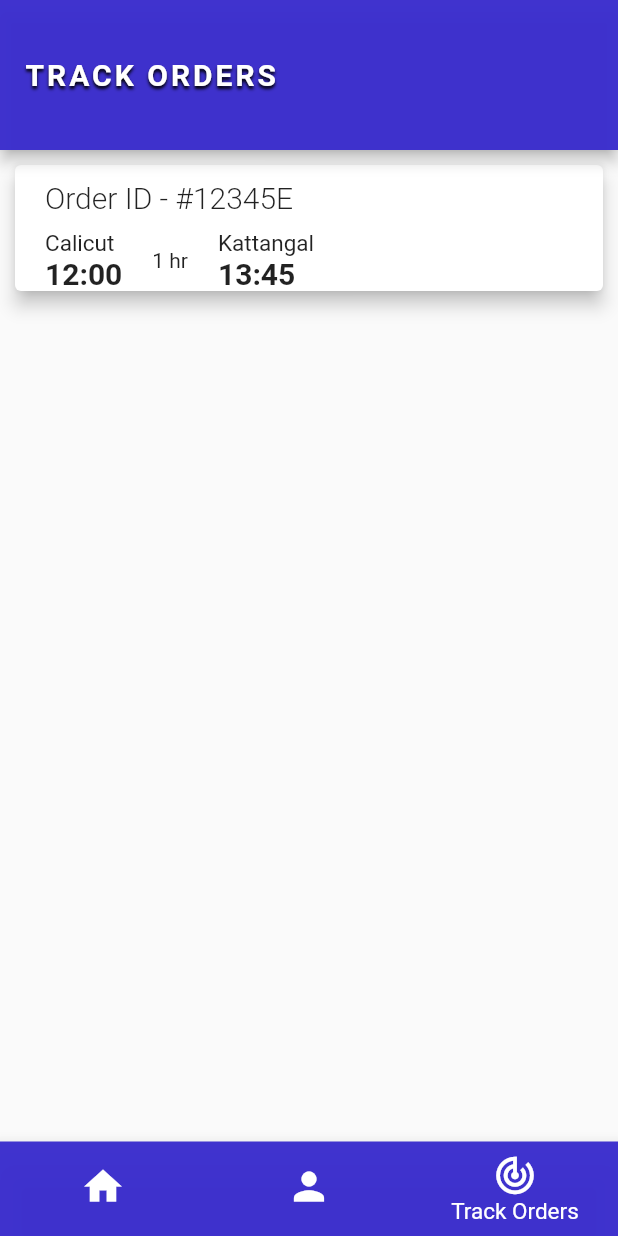
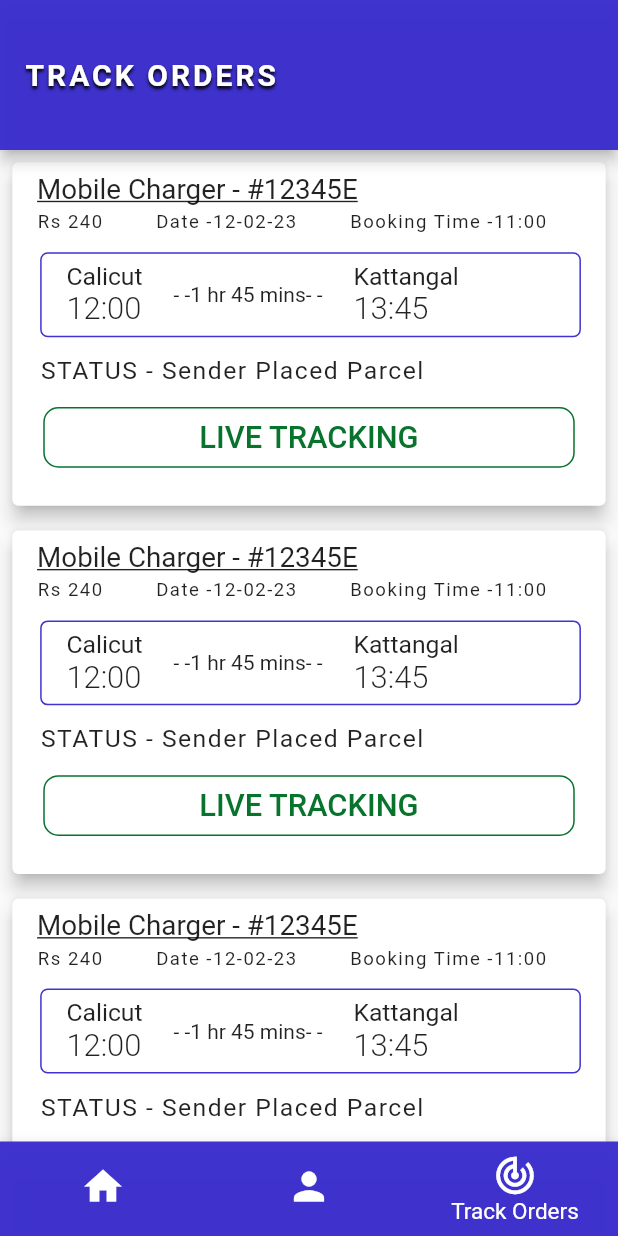
Before and after one commit to pramodhmark-1845/HyperRoute, a Flutter app: the screen it shows after launch, item 3 of the bottom bar chosen, on a phone screen of 412 x 824 dp. Run offline on Flutter 3.47's test engine with Material 2 defaults, Android fonts, the light colour scheme and no system bars; our stand-ins replace carousel_slider, cloud_firestore, drop_shadow_image, dropdown_search, firebase_auth, firebase_core and 2 more; missing offline and left inert: dart:ffi; accounts and stored records are empty; network calls fail.

Commit message:
Track order page Creation

```diff
--- a/lib/pages/home.dart
+++ b/lib/pages/home.dart
@@ -42,9 +42,12 @@ class _home_pageState extends State<home_page> {
 
   @override
   Widget build(BuildContext context)  {
-    print('Here');
     double height = MediaQuery.of(context).size.height;
     double width = MediaQuery.of(context).size.width;
+    print("Height");
+    print(height);
+    print("Width");
+    print(width);
     return Scaffold(
       backgroundColor: Color.fromARGB(255, 255, 255, 255),
 //APP BAR
--- a/lib/pages/parcel_details.dart
+++ b/lib/pages/parcel_details.dart
@@ -24,7 +24,12 @@ class _parcel_pageState extends State<parcel_page> {
   TextEditingController est_val = TextEditingController(text: '');
   @override
   Widget build(BuildContext context) {
-    print(cat);
+    double height = MediaQuery.of(context).size.height;
+    double width = MediaQuery.of(context).size.width;
+    print("Height");
+    print(height);
+    print("Width");
+    print(width);
     return Scaffold(
       appBar: AppBar(
         title: Text(
--- a/lib/services/get_track_buses.dart
+++ b/lib/services/get_track_buses.dart
@@ -6,7 +6,10 @@ List<trans> cur_t = [];
 
 void get_trans()
 {
-  cur_t.add(trans(BusId:"1234", start: "Calicut",end: "Kattangal",start_time: "12:00",end_time: "13:45", TransId:"#12345E",Status:"Sender Placed Parcel",Booking_date: "12-02-23",Booking_time: "11:00"));
+  cur_t.add(trans(BusId:"1234", start: "Calicut",end: "Kattangal",start_time: "12:00",end_time: "13:45", TransId:"#12345E",Status:"Sender Placed Parcel",Booking_date: "12-02-23",Booking_time: "11:00",time_diff:"1 hr 45 mins",price:"240",parcel_name: "Mobile Charger"));
+  cur_t.add(trans(BusId:"1234", start: "Calicut",end: "Kattangal",start_time: "12:00",end_time: "13:45", TransId:"#12345E",Status:"Sender Placed Parcel",Booking_date: "12-02-23",Booking_time: "11:00",time_diff:"1 hr 45 mins",price:"240",parcel_name: "Mobile Charger"));
+  cur_t.add(trans(BusId:"1234", start: "Calicut",end: "Kattangal",start_time: "12:00",end_time: "13:45", TransId:"#12345E",Status:"Sender Placed Parcel",Booking_date: "12-02-23",Booking_time: "11:00",time_diff:"1 hr 45 mins",price:"240",parcel_name: "Mobile Charger"));
+  cur_t.add(trans(BusId:"1234", start: "Calicut",end: "Kattangal",start_time: "12:00",end_time: "13:45", TransId:"#12345E",Status:"Sender Placed Parcel",Booking_date: "12-02-23",Booking_time: "11:00",time_diff:"1 hr 45 mins",price:"240",parcel_name: "Mobile Charger"));
   return;
 }
 // fectch data from firebase using transId
--- a/lib/services/track_buses.dart
+++ b/lib/services/track_buses.dart
@@ -10,8 +10,10 @@ class trans {
   String ? Status;
   String ? Booking_date;
   String ? Booking_time;
+  String ?  time_diff;
   String ? price;
-  trans({this.BusId, this.start, this.end, this.start_time, this.end_time,this.TransId,this.Status,this.Booking_date,this.Booking_time,this.price});
+  String ? parcel_name;
+  trans({this.BusId, this.start, this.end, this.start_time, this.end_time,this.TransId,this.Status,this.Booking_date,this.Booking_time,this.price,this.time_diff,this.parcel_name});
 }
 
 class trans_card extends StatefulWidget {
@@ -25,73 +27,150 @@ class trans_card extends StatefulWidget {
 class _trans_cardState extends State<trans_card> {
   @override
   Widget build(BuildContext context) {
-    return MediaQuery(
-      data: MediaQuery.of(context).copyWith(textScaleFactor: 1.0),
-      child: Center(
+    double height = MediaQuery.of(context).size.height;
+    double width = MediaQuery.of(context).size.width;
+    print("Height");
+    print(height);
+    print("Width");
+    print(width);
+    return Center(
       child: SizedBox(
-          width: MediaQuery.of(context).size.width * 1,
+        width: width * 1,
         child: Card(
           elevation: 5,
-            margin: EdgeInsets.symmetric(horizontal: 10, vertical: 10),
+          margin: EdgeInsets.symmetric(horizontal: width*0.02, vertical: height*0.01),
           child: Column(
             children: [
               Container(
                 alignment: Alignment.centerLeft,
-                  margin: EdgeInsets.fromLTRB(20, 10,0,10),
+                margin: EdgeInsets.fromLTRB(width*0.04,height*0.88*0.01,width*0.04,height*0.88*0.005),
                 child: Text(
-                    "Order ID - " + widget.s.TransId.toString(),
+                  widget.s.parcel_name.toString()+" - " + widget.s.TransId.toString(),
                   style: TextStyle(
-                      fontWeight: FontWeight.w300,
-                      fontSize: 20,
+                    fontWeight: FontWeight.w400,
+                    fontSize: width*0.045,
+                    decoration: TextDecoration.underline,
                   ),
                 ),
               ),
               Row(
                 children: [
-                    SizedBox(width: 20),
+                  Container(
+                    margin: EdgeInsets.fromLTRB(width*0.04,0,width*0.04,height*0.88*0.01),
+                    child: Text("Rs "+widget.s.price.toString(),
+                    style: TextStyle(
+                      fontSize: width*0.03,
+                      letterSpacing: 1,
+                    ),),
+                  ),
+                  Container(
+                    margin: EdgeInsets.fromLTRB(width*0.045,0,width*0.04,height*0.88*0.01),
+                    child: Text("Date -"+widget.s.Booking_date.toString(),
+                      style: TextStyle(
+                        fontSize: width*0.03,
+                        letterSpacing: 1,
+                      ),),
+                  ),
+                  Container(
+                    margin: EdgeInsets.fromLTRB(width*0.045,0,width*0.04,height*0.88*0.01),
+                    child: Text("Booking Time -"+widget.s.Booking_time.toString(),
+                      style: TextStyle(
+                        fontSize: width*0.03,
+                        letterSpacing: 1,
+                      ),),
+                  ),
+                ],
+              ),
+              Container(
+                margin: EdgeInsets.fromLTRB(width*0.045,height*0.88*0.008,width*0.04,height*0.88*0.008),
+                padding:EdgeInsets.fromLTRB(0,height*0.88*0.008,0,height*0.88*0.008),
+                decoration: BoxDecoration(
+                    border: Border.all(color: Color(0xF73A2DCD)),
+                    borderRadius: BorderRadius.all(Radius.circular(5)),
+                ),
+                child: Row(
+                  children: [
+                    SizedBox(width: width*0.04),
                     Column(
                       crossAxisAlignment: CrossAxisAlignment.start,
                       children: [
                         Text(
                           widget.s.start.toString(),
                           style: TextStyle(
-                            fontSize: 15,
+                            fontSize: width*0.04,
+                            fontWeight: FontWeight.w400,
                           ),
                         ),
                         Text(
                           widget.s.start_time.toString(),
                           style: TextStyle(
-                            fontWeight: FontWeight.w700,
-                            fontSize: 20,
+                            fontWeight: FontWeight.w300,
+                            fontSize: width*0.05,
                           ),
                         ),
                       ],
                     ),
                     Container(
-                        margin: EdgeInsets.symmetric(horizontal: 20),
-                        child: Text("1 hr")),
+                        margin: EdgeInsets.symmetric(horizontal: width*0.05),
+                        child: Text("- -"+widget.s.time_diff.toString()+"- -")),
                     Column(
                       crossAxisAlignment: CrossAxisAlignment.start,
                       children: [
                         Text(
                           widget.s.end.toString(),
                           style: TextStyle(
-                            fontSize: 15,
+                            fontSize: width*0.04,
+                            fontWeight: FontWeight.w400,
                           ),
                         ),
                         Text(
                           widget.s.end_time.toString(),
                           style: TextStyle(
-                            fontWeight: FontWeight.w700,
-                            fontSize: 20,
+                            fontWeight: FontWeight.w300,
+                            fontSize: width*0.05,
                           ),
                         ),
                       ],
                     ),
                   ],
                 ),
+              ),
+              Container(
+                alignment: Alignment.centerLeft,
+                margin: EdgeInsets.fromLTRB(width*0.045,height*0.88*0.01,width*0.04,height*0.88*0.01),
+                child: Text("STATUS - "+widget.s.Status.toString(),
+                  style: TextStyle(
+                    fontSize: width*0.04,
+                    letterSpacing: 1,
+                  ),),
+              ),
+              InkWell(
+                onTap: () {
+                },
+                child: Center(
+                  child: Container(
+                    // height: height*0.88*0.1,
+                    // width: width*0.95,
+                    padding: EdgeInsets.symmetric(horizontal: width*0.05, vertical: height*0.88*0.01),
+                    margin: EdgeInsets.symmetric(horizontal: width*0.05, vertical: height*0.88*0.01),
+                    alignment: Alignment.center,
+                    decoration: BoxDecoration(
+                      borderRadius: BorderRadius.circular(10),
+                      border: Border.all(color: Color(0xF7006E25)),
+                    ),
+                    child: Text(
+                      'LIVE TRACKING',
+                      style: TextStyle(
+                        color: Color(0xF7006E25),
+                        fontSize: width*0.05,
+                        fontWeight: FontWeight.w500,
+                      ),
+                    ),
+                  ),
+                ),
+              ),
+              SizedBox(height: height*0.88*0.025,)
             ],
-            ),
           ),
         ),
       ),
```
Lines whose indentation alone changed are shown as unchanged.
